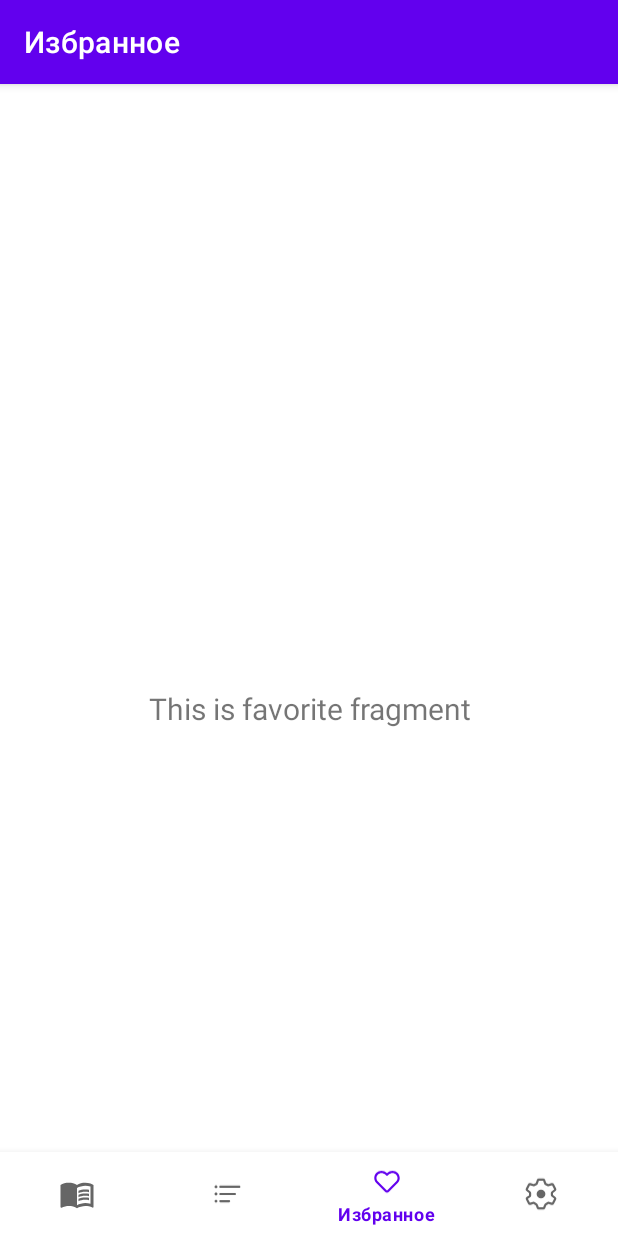
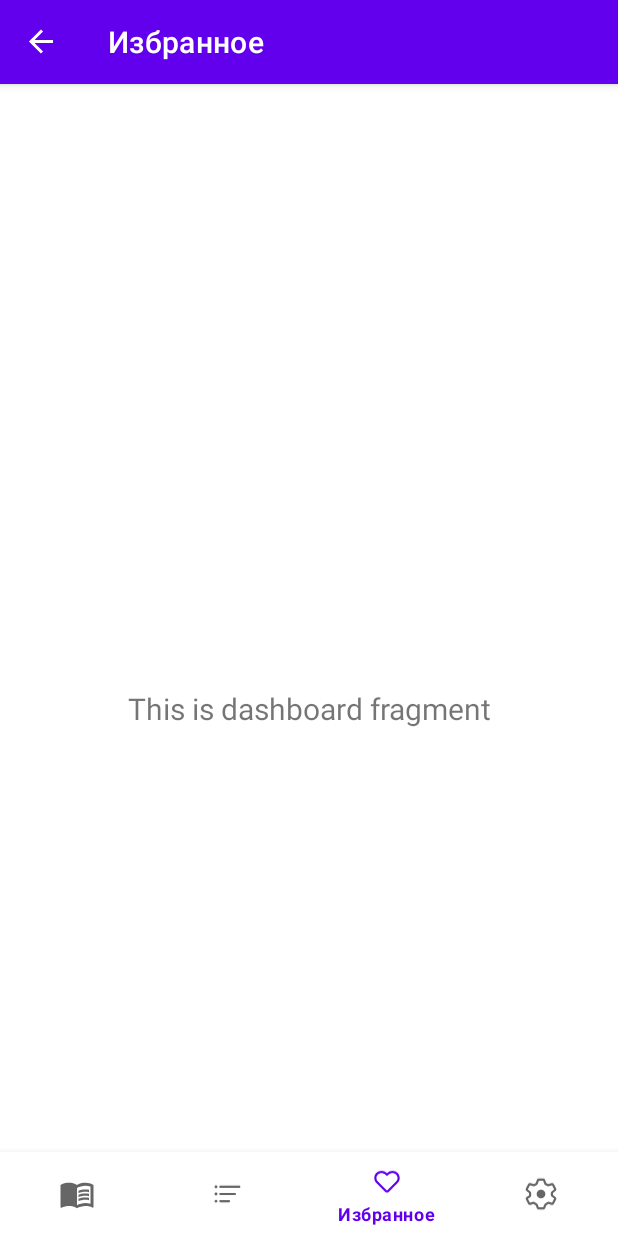
Before and after one commit to qumeb/engexam, an Android app: the FavoriteFragment screen opened through its navigation route, on a phone screen of 412 x 824 dp. Run offline under Robolectric (Android 15) with nearby library versions, the phone set to English and light mode, and no system bars; our stand-ins replace navigation-ui.

Commit message:
Revert "fix favorite arrow back"

```diff
--- a/app/src/main/java/com/example/engexam/MainActivity.java
+++ b/app/src/main/java/com/example/engexam/MainActivity.java
@@ -27,7 +27,7 @@ public class MainActivity extends AppCompatActivity {
         // Passing each menu ID as a set of Ids because each
         // menu should be considered as top level destinations.
         AppBarConfiguration appBarConfiguration = new AppBarConfiguration.Builder(
-                R.id.navigation_home, R.id.navigation_dashboard, R.id.navigation_notifications, R.id.navigation_favorite)
+                R.id.navigation_home, R.id.navigation_dashboard, R.id.navigation_notifications)
                 .build();
         NavController navController = Navigation.findNavController(this, R.id.nav_host_fragment_activity_main);
         NavigationUI.setupActionBarWithNavController(this, navController, appBarConfiguration);
--- a/app/src/main/java/com/example/engexam/ui/favorite/FavoriteFragment.java
+++ b/app/src/main/java/com/example/engexam/ui/favorite/FavoriteFragment.java
@@ -25,7 +25,7 @@ public class FavoriteFragment extends Fragment {
         binding = FragmentFavoriteBinding.inflate(inflater, container, false);
         View root = binding.getRoot();
 
-        final TextView textView = binding.textFavorite;
+        final TextView textView = binding.textDashboard;
         FavoriteViewModel.getText().observe(getViewLifecycleOwner(), textView::setText);
         return root;
     }
--- a/app/src/main/java/com/example/engexam/ui/favorite/FavoriteViewModel.java
+++ b/app/src/main/java/com/example/engexam/ui/favorite/FavoriteViewModel.java
@@ -10,7 +10,7 @@ public class FavoriteViewModel extends ViewModel {
 
     public FavoriteViewModel() {
         mText = new MutableLiveData<>();
-        mText.setValue("This is favorite fragment");
+        mText.setValue("This is dashboard fragment");
     }
 
     public LiveData<String> getText() {
--- a/app/src/main/res/layout/fragment_favorite.xml
+++ b/app/src/main/res/layout/fragment_favorite.xml
@@ -4,10 +4,10 @@
     xmlns:tools="http://schemas.android.com/tools"
     android:layout_width="match_parent"
     android:layout_height="match_parent"
-    tools:context=".ui.favorite.FavoriteFragment">
+    tools:context=".ui.dashboard.DashboardFragment">
 
     <TextView
-        android:id="@+id/text_favorite"
+        android:id="@+id/text_dashboard"
         android:layout_width="match_parent"
         android:layout_height="wrap_content"
         android:layout_marginStart="8dp"
--- a/app/src/main/res/navigation/mobile_navigation.xml
+++ b/app/src/main/res/navigation/mobile_navigation.xml
@@ -22,7 +22,6 @@
         android:name="com.example.engexam.ui.favorite.FavoriteFragment"
         android:label="@string/title_favorite"
         tools:layout="@layout/fragment_favorite" />
-
     <fragment
         android:id="@+id/navigation_notifications"
         android:name="com.example.engexam.ui.notifications.NotificationsFragment"
```
